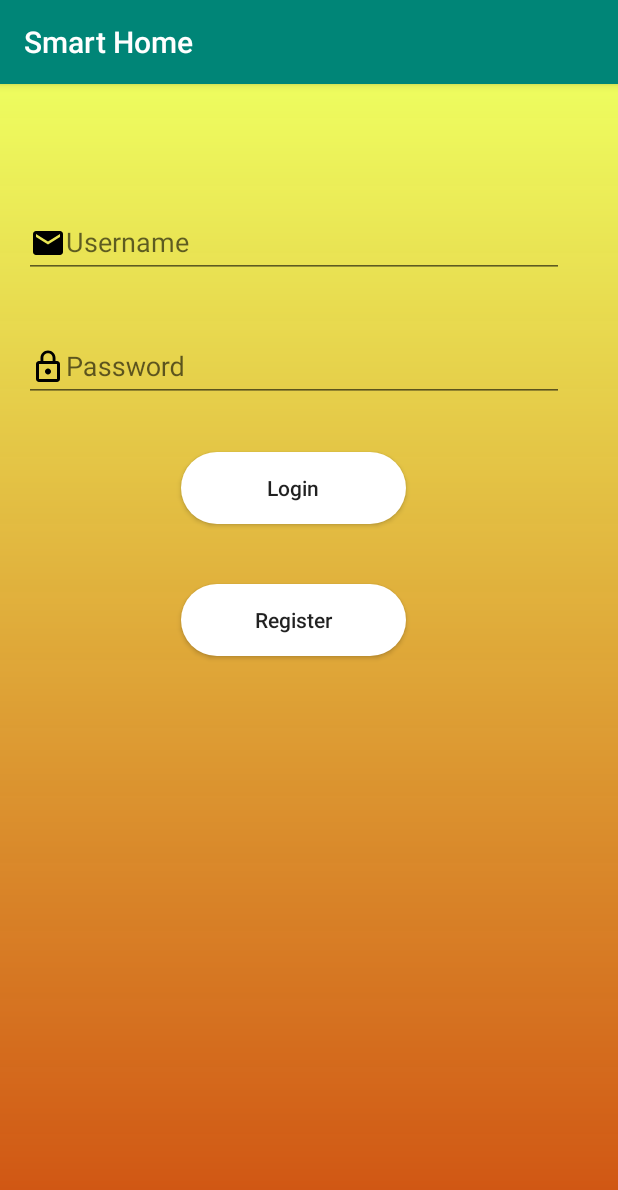
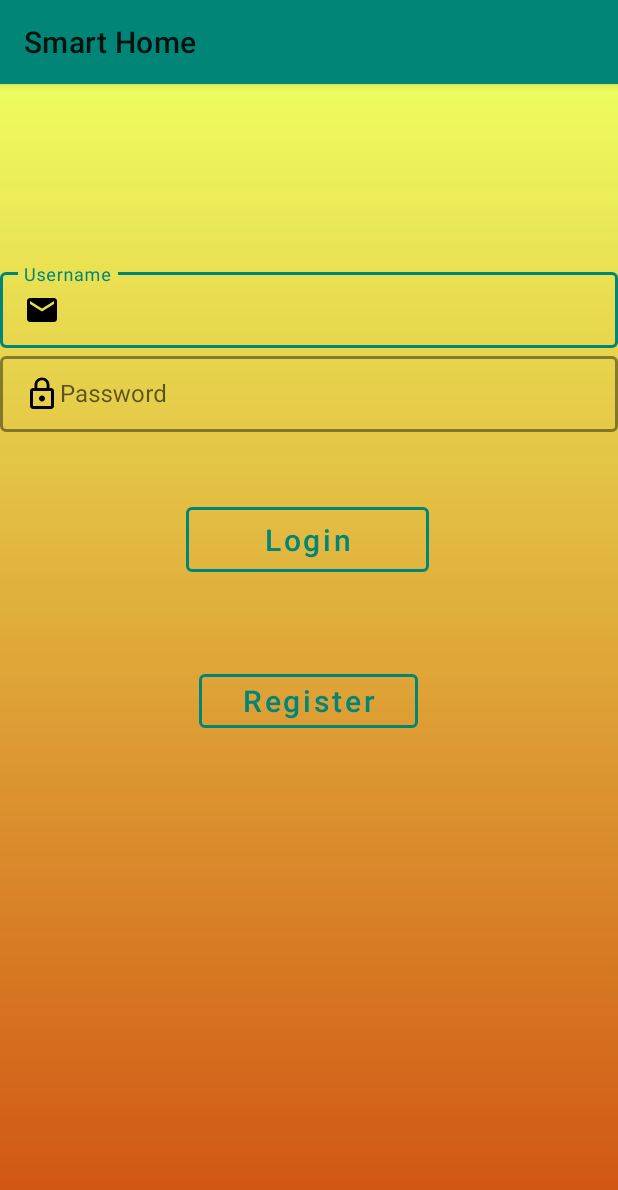
Before and after one commit to jazart/SmartHome, an Android app: the screen it shows after launch (MainActivity), on a phone screen of 412 x 824 dp. Shown: the top 1190 px of the screen. Run offline under Robolectric (Android 15) with nearby library versions, the phone set to English and light mode, and no system bars.

Commit message:
JP- Updated Login to use material widgets

```diff
--- a/app/src/main/res/layout/activity_main.xml
+++ b/app/src/main/res/layout/activity_main.xml
@@ -1,82 +1,87 @@
 <?xml version="1.0" encoding="utf-8"?>
-<androidx.coordinatorlayout.widget.CoordinatorLayout
-        xmlns:android="http://schemas.android.com/apk/res/android"
+<androidx.coordinatorlayout.widget.CoordinatorLayout xmlns:android="http://schemas.android.com/apk/res/android"
+    xmlns:app="http://schemas.android.com/apk/res-auto"
     xmlns:tools="http://schemas.android.com/tools"
-        xmlns:app="http://schemas.android.com/apk/res-auto"
     android:layout_width="match_parent"
     android:layout_height="match_parent"
     android:background="@drawable/background"
     tools:context=".MainActivity">
 
-    <com.google.android.material.appbar.AppBarLayout
-            android:layout_height="match_parent"
-            android:layout_width="wrap_content"
-            android:theme="@style/ThemeOverlay.AppCompat.Dark.ActionBar">
-
-
-    </com.google.android.material.appbar.AppBarLayout>
-
-
-    <LinearLayout
-
+    <androidx.constraintlayout.widget.ConstraintLayout
+        android:id="@+id/linearLayout"
         android:layout_width="match_parent"
-            android:orientation="vertical"
-
-            android:paddingRight="20dp"
-            android:paddingTop="60dp"
         android:layout_height="match_parent">
 
         <com.google.android.material.textfield.TextInputLayout
-                style="@style/Widget.MaterialComponents.TextInputEditText.OutlinedBox.Dense"
             android:id="@+id/input_layout_email"
-                android:layout_width="match_parent"
+            style="@style/Widget.MaterialComponents.TextInputLayout.OutlinedBox.Dense"
+            android:layout_width="0dp"
             android:layout_height="wrap_content"
-                app:boxStrokeColor="@color/colorPrimary">
-
+            android:layout_marginTop="120dp"
+            app:boxStrokeColor="@color/colorPrimary"
+            app:boxStrokeWidth="2dp"
+            app:layout_constraintEnd_toEndOf="@+id/input_layout_password"
+            app:layout_constraintStart_toStartOf="parent"
+            app:layout_constraintTop_toTopOf="parent">
 
             <com.google.android.material.textfield.TextInputEditText
                 android:id="@+id/username_et"
+                style="@style/Widget.MaterialComponents.TextInputEditText.OutlinedBox.Dense"
                 android:layout_width="match_parent"
-                    android:layout_centerInParent="true"
-                    android:drawableLeft="@drawable/ic_usn"
                 android:layout_height="wrap_content"
-                    android:hint="Username"/>
+                android:drawableStart="@drawable/ic_usn"
+                android:hint="@string/username" />
 
         </com.google.android.material.textfield.TextInputLayout>
 
         <com.google.android.material.textfield.TextInputLayout
-                style="@style/Widget.MaterialComponents.TextInputEditText.OutlinedBox.Dense"
             android:id="@+id/input_layout_password"
+            style="@style/Widget.MaterialComponents.TextInputLayout.OutlinedBox.Dense"
             android:layout_width="match_parent"
-                android:layout_height="wrap_content">
+            android:layout_height="wrap_content"
+            app:boxStrokeColor="@color/colorPrimary"
+            app:boxStrokeWidth="2dp"
+            app:layout_constraintStart_toStartOf="parent"
+            app:layout_constraintTop_toBottomOf="@+id/input_layout_email">
 
             <com.google.android.material.textfield.TextInputEditText
                 android:id="@+id/password_et"
+                android:drawableStart="@drawable/ic_lock"
+                style="@style/Widget.MaterialComponents.TextInputEditText.OutlinedBox.Dense"
                 android:layout_width="match_parent"
                 android:layout_height="wrap_content"
-                    android:drawableStart="@drawable/ic_lock"
-                    android:inputType="textPassword"
-                    android:hint="Password"/>
+                android:hint="@string/password" />
         </com.google.android.material.textfield.TextInputLayout>
 
-        <Button
+        <com.google.android.material.button.MaterialButton
+            style="@style/Widget.MaterialComponents.Button.OutlinedButton"
             android:id="@+id/login_btn"
-                android:layout_width="150dp"
+            android:layout_width="162dp"
+            android:layout_height="55dp"
+            android:layout_marginStart="124dp"
+            android:layout_marginTop="44dp"
+            android:text="@string/login"
+            android:textAllCaps="false"
+            android:textSize="20sp"
+            app:strokeColor="@color/colorPrimary"
+            app:strokeWidth="2dp"
+            app:layout_constraintStart_toStartOf="parent"
+            app:layout_constraintTop_toBottomOf="@+id/input_layout_password" />
+
+        <com.google.android.material.button.MaterialButton
+            style="@style/Widget.MaterialComponents.Button.OutlinedButton"
+            android:id="@+id/register_btn"
+            android:layout_width="146dp"
             android:layout_height="wrap_content"
-                android:text="Login"
-                android:layout_margin="20dp"
-                android:layout_gravity="center"
-                android:background="@drawable/roundbutton"
-                android:textAllCaps="false"/>
-
-        <Button
-                android:id="@+id/register_btn"
-                android:layout_width="150dp"
-                android:layout_gravity="center"
-                android:layout_height="wrap_content"
-                android:layout_margin="20dp"
+            android:layout_marginTop="56dp"
             android:text="Register"
-                android:background="@drawable/roundbutton"
-                android:textAllCaps="false"/>
-    </LinearLayout>
+            android:textAllCaps="false"
+            android:textSize="20sp"
+            app:strokeColor="@color/colorPrimary"
+            app:strokeWidth="2dp"
+            app:layout_constraintEnd_toEndOf="@+id/input_layout_password"
+            app:layout_constraintHorizontal_bias="0.498"
+            app:layout_constraintStart_toStartOf="@+id/input_layout_password"
+            app:layout_constraintTop_toBottomOf="@+id/login_btn" />
+    </androidx.constraintlayout.widget.ConstraintLayout>
 </androidx.coordinatorlayout.widget.CoordinatorLayout>
--- a/app/src/main/res/values/strings.xml
+++ b/app/src/main/res/values/strings.xml
@@ -1,5 +1,8 @@
 <resources>
     <string name="app_name">Smart Home</string>
+    <string name="login">Login</string>
+    <string name="password">Password</string>
+    <string name="username">Username</string>
 
 
 </resources>
--- a/app/src/main/res/values/styles.xml
+++ b/app/src/main/res/values/styles.xml
@@ -1,7 +1,7 @@
 <resources>
 
     <!-- Base application theme. -->
-    <style name="AppTheme" parent="Theme.AppCompat.Light.DarkActionBar">
+    <style name="AppTheme" parent="Theme.MaterialComponents.Light">
         <!-- Customize your theme here. -->
         <item name="colorPrimary">@color/colorPrimary</item>
         <item name="colorPrimaryDark">@color/colorPrimaryDark</item>
```
Also changed, not shown: 1 other file. Lines whose indentation alone changed are shown as unchanged.
